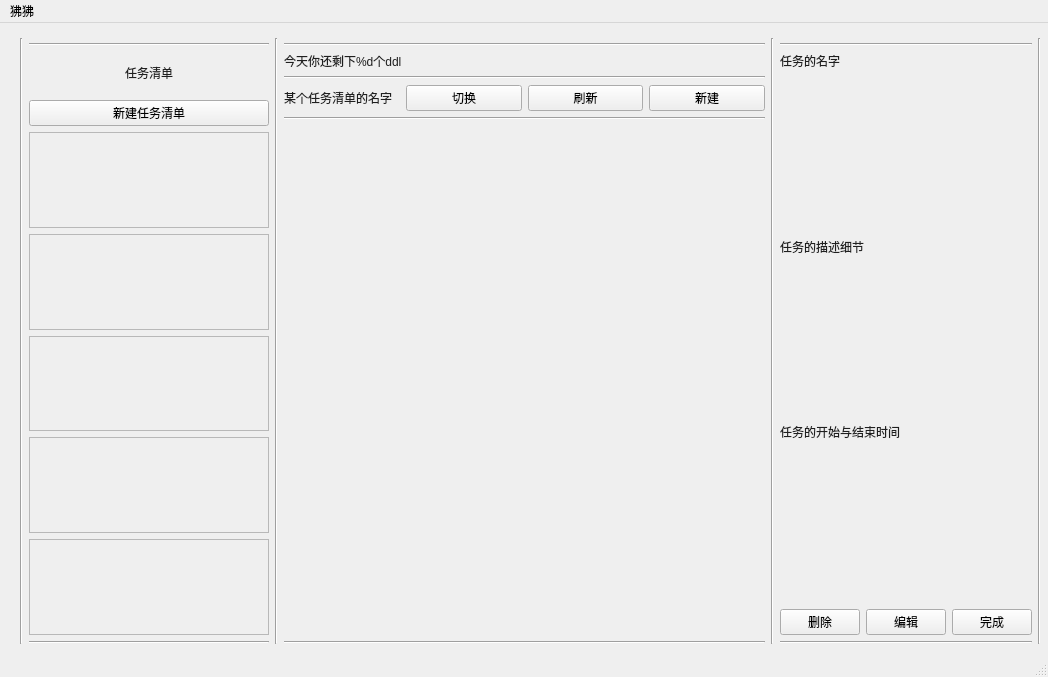
Qt form mainwindow.ui (interestingLSY/DDL-Firewall) before a commit.
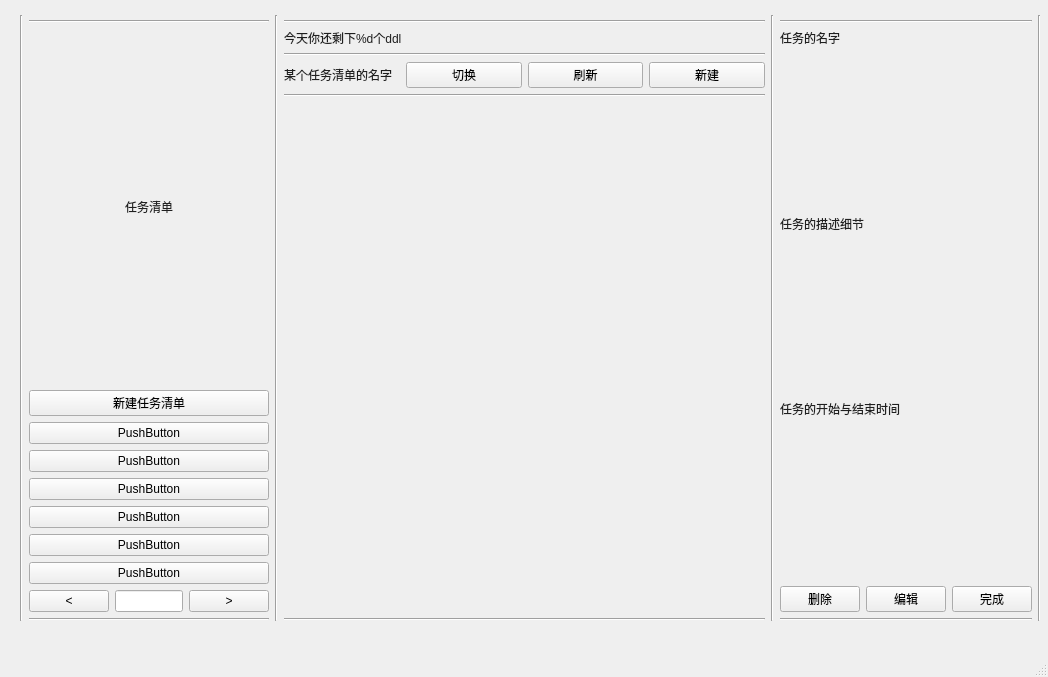
The same form after that commit. Custom widgets are drawn as their Qt base class.

What changed in the file:
```diff
--- a/mainwindow.ui
+++ b/mainwindow.ui
@@ -35,7 +35,10 @@
       </widget>
      </item>
      <item>
-      <layout class="QVBoxLayout" name="left" stretch="1,3,3,36,1">
+      <layout class="QVBoxLayout" name="left" stretch="0,0,0,0,0,0">
+       <property name="sizeConstraint">
+        <enum>QLayout::SetNoConstraint</enum>
+       </property>
        <property name="topMargin">
         <number>5</number>
        </property>
@@ -74,54 +77,77 @@
         </widget>
        </item>
        <item>
-        <layout class="QVBoxLayout" name="left_inside">
+        <layout class="QHBoxLayout" name="lists">
          <item>
-          <widget class="QFrame" name="frame">
-           <property name="frameShape">
-            <enum>QFrame::StyledPanel</enum>
+          <layout class="QVBoxLayout" name="verticalLayout_2" stretch="1,1,1,1,1,1">
+           <property name="sizeConstraint">
+            <enum>QLayout::SetNoConstraint</enum>
            </property>
-           <property name="frameShadow">
-            <enum>QFrame::Raised</enum>
-           </property>
-          </widget>
+           <item>
+            <widget class="QPushButton" name="t1">
+             <property name="text">
+              <string>PushButton</string>
+             </property>
+            </widget>
+           </item>
+           <item>
+            <widget class="QPushButton" name="t2">
+             <property name="text">
+              <string>PushButton</string>
+             </property>
+            </widget>
+           </item>
+           <item>
+            <widget class="QPushButton" name="t3">
+             <property name="text">
+              <string>PushButton</string>
+             </property>
+            </widget>
+           </item>
+           <item>
+            <widget class="QPushButton" name="t4">
+             <property name="text">
+              <string>PushButton</string>
+             </property>
+            </widget>
+           </item>
+           <item>
+            <widget class="QPushButton" name="t5">
+             <property name="text">
+              <string>PushButton</string>
+             </property>
+            </widget>
+           </item>
+           <item>
+            <widget class="QPushButton" name="t6">
+             <property name="text">
+              <string>PushButton</string>
+             </property>
+            </widget>
+           </item>
+          </layout>
          </item>
+        </layout>
+       </item>
+       <item>
+        <layout class="QHBoxLayout" name="bottom" stretch="0,0,0">
+         <property name="sizeConstraint">
+          <enum>QLayout::SetDefaultConstraint</enum>
+         </property>
          <item>
-          <widget class="QFrame" name="frame_5">
-           <property name="frameShape">
-            <enum>QFrame::StyledPanel</enum>
+          <widget class="QPushButton" name="pageleft_tasklist">
+           <property name="text">
+            <string>&lt;</string>
            </property>
-           <property name="frameShadow">
-            <enum>QFrame::Raised</enum>
-           </property>
           </widget>
          </item>
          <item>
-          <widget class="QFrame" name="frame_3">
-           <property name="frameShape">
-            <enum>QFrame::StyledPanel</enum>
-           </property>
-           <property name="frameShadow">
-            <enum>QFrame::Raised</enum>
-           </property>
-          </widget>
+          <widget class="QLineEdit" name="pagetasklist"/>
          </item>
          <item>
-          <widget class="QFrame" name="frame_4">
-           <property name="frameShape">
-            <enum>QFrame::StyledPanel</enum>
-           </property>
-           <property name="frameShadow">
-            <enum>QFrame::Raised</enum>
-           </property>
-          </widget>
-         </item>
-         <item>
-          <widget class="QFrame" name="frame_2">
-           <property name="frameShape">
-            <enum>QFrame::StyledPanel</enum>
-           </property>
-           <property name="frameShadow">
-            <enum>QFrame::Raised</enum>
+          <widget class="QPushButton" name="pageright_tasklist">
+           <property name="text">
+            <string>&gt;</string>
            </property>
           </widget>
          </item>
@@ -382,15 +408,9 @@
      <x>0</x>
      <y>0</y>
      <width>1048</width>
-     <height>27</height>
+     <height>21</height>
     </rect>
    </property>
-   <widget class="QMenu" name="menu">
-    <property name="title">
-     <string>狒狒</string>
-    </property>
-   </widget>
-   <addaction name="menu"/>
   </widget>
   <widget class="QStatusBar" name="statusbar"/>
  </widget>
```
